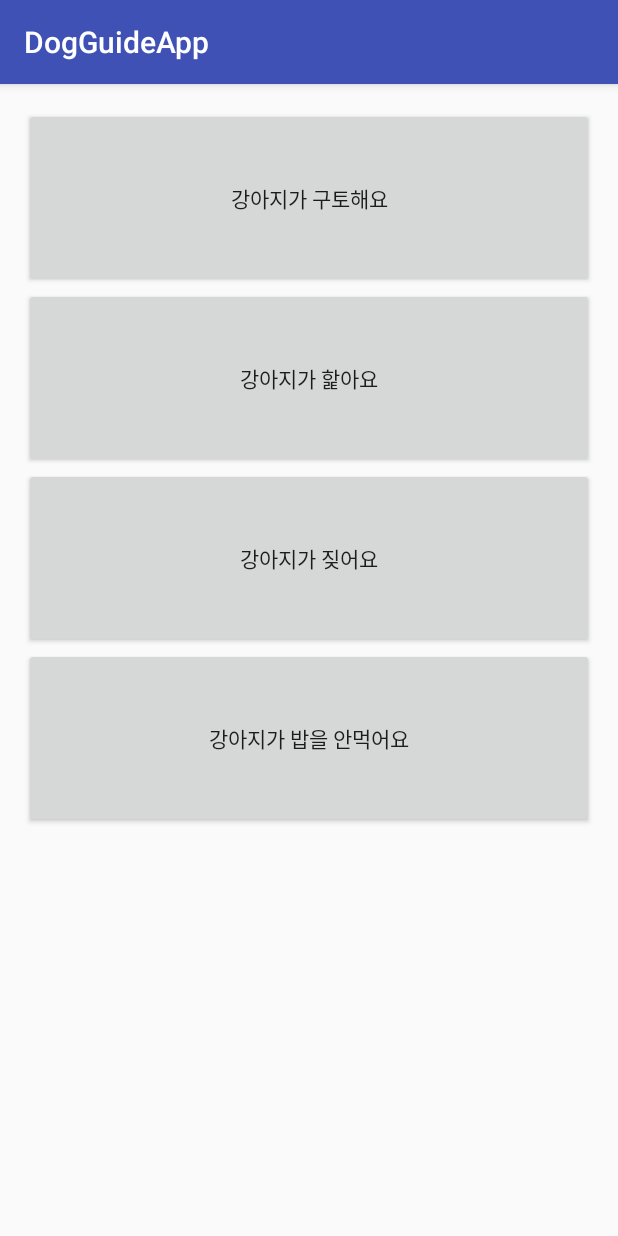
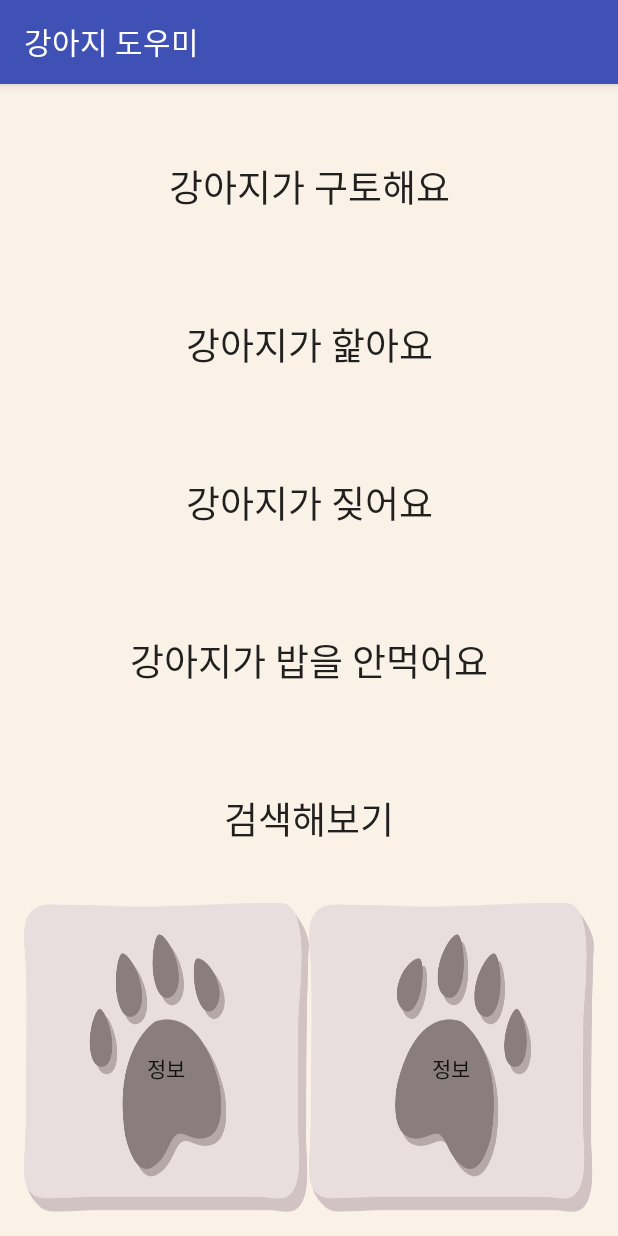
Before and after one commit to YuHyeon-Kim/DogGuideApp, an Android app: the screen it shows after launch (MainActivity), on a phone screen of 412 x 824 dp. Run offline under Robolectric (Android 15) with nearby library versions, the light colour scheme and no system bars.

Commit message:
#7 Design Buttons and Background

```diff
--- a/app/src/main/res/layout/activity_main.xml
+++ b/app/src/main/res/layout/activity_main.xml
@@ -1,5 +1,5 @@
 <?xml version="1.0" encoding="utf-8"?>
-<RelativeLayout xmlns:android="http://schemas.android.com/apk/res/android"
+<LinearLayout xmlns:android="http://schemas.android.com/apk/res/android"
     xmlns:tools="http://schemas.android.com/tools"
     android:layout_width="match_parent"
     android:layout_height="match_parent"
@@ -7,37 +7,95 @@
     android:paddingLeft="@dimen/activity_horizontal_margin"
     android:paddingRight="@dimen/activity_horizontal_margin"
     android:paddingTop="@dimen/activity_vertical_margin"
-    tools:context="kr.hs.dbgus3577e_mirim.dogguideapp.MainActivity">
+    tools:context="kr.hs.dbgus3577e_mirim.dogguideapp.MainActivity"
+    android:orientation="vertical"
+    android:background="@color/color_1"
+    >
 
+    <LinearLayout
+        android:layout_width="match_parent"
+        android:layout_height="match_parent"
+        android:layout_weight="1"
+        android:orientation="vertical"
+        >
 
         <Button
+            android:text="@string/but_1"
             android:layout_width="match_parent"
-        android:layout_height="120dp"
+            android:layout_height="match_parent"
+            android:layout_weight="1"
             android:id="@+id/but_1"
-        android:text="@string/but_1"
+            android:textSize="11pt"
+            android:background="@color/color_1"
+            />
+        <Button
+            android:id="@+id/but_2"
+            android:layout_width="match_parent"
+            android:layout_height="match_parent"
+            android:layout_weight="1"
+            android:layout_below="@+id/but_1"
+            android:text="@string/but_2"
+            android:textSize="11pt"
+            android:background="@color/color_1"
             />
 
         <Button
+            android:id="@+id/but_3"
             android:layout_width="match_parent"
-        android:layout_height="120dp"
-        android:layout_below="@+id/but_1"
-        android:id="@+id/but_2"
-        android:text="@string/but_2"
+            android:layout_height="match_parent"
+            android:layout_weight="1"
+            android:gravity="center"
+            android:layout_below="@+id/but_2"
+            android:text="@string/but_3"
+            android:textSize="11pt"
+            android:background="@color/color_1"
             />
 
         <Button
+            android:id="@+id/but_4"
             android:layout_width="match_parent"
-        android:layout_height="120dp"
-        android:layout_below="@+id/but_2"
-        android:id="@+id/but_3"
-        android:text="@string/but_3"
+            android:layout_height="match_parent"
+            android:layout_weight="1"
+            android:layout_below="@+id/but_3"
+            android:text="@string/but_4"
+            android:textSize="11pt"
+            android:background="@color/color_1"
+            />
+        <Button
+            android:text="@string/but_5"
+            android:layout_width="match_parent"
+            android:layout_height="match_parent"
+            android:layout_weight="1"
+            android:layout_below="@+id/but_4"
+            android:id="@+id/but_5"
+            android:textSize="11pt"
+            android:background="@color/color_1"
+            />
+        >
+    </LinearLayout>
+    <LinearLayout
+        android:layout_width="match_parent"
+        android:layout_height="match_parent"
+        android:layout_weight="2.5"
+        android:orientation="horizontal">
+
+        <Button
+            android:id="@+id/mini_but_1"
+            android:layout_width="match_parent"
+            android:layout_height="match_parent"
+            android:layout_weight="1"
+            android:text="@string/mini_but_1"
+            android:background="@drawable/but_image1"
+            />
+        <Button
+            android:id="@+id/mini_but_2"
+            android:layout_width="match_parent"
+            android:layout_height="match_parent"
+            android:layout_weight="1"
+            android:text="@string/mini_but_2"
+            android:background="@drawable/but_image2"
             />
 
-    <Button
-        android:layout_width="match_parent"
-        android:layout_height="120dp"
-        android:layout_below="@+id/but_3"
-        android:id="@+id/but_4"
-        android:text="@string/but_4"
-        />
-</RelativeLayout>
+    </LinearLayout>
+
+</LinearLayout>
--- a/app/src/main/res/values/colors.xml
+++ b/app/src/main/res/values/colors.xml
@@ -3,4 +3,8 @@
     <color name="colorPrimary">#3F51B5</color>
     <color name="colorPrimaryDark">#303F9F</color>
     <color name="colorAccent">#FF4081</color>
+    <color name="color_1">#faf1e7</color>
+    <color name="color_2">#eee2d6</color>
+    <color name="color_3">#6e6e6e</color>
+    <color name="white">#ffffff</color>
 </resources>
--- a/app/src/main/res/values/strings.xml
+++ b/app/src/main/res/values/strings.xml
@@ -1,7 +1,11 @@
 <resources>
-    <string name="app_name">DogGuideApp</string>
+    <string name="app_name">강아지 도우미</string>
     <string name="but_1">강아지가 구토해요</string>
     <string name="but_2">강아지가 핥아요</string>
     <string name="but_3">강아지가 짖어요</string>
     <string name="but_4">강아지가 밥을 안먹어요</string>
+    <string name="but_5">검색해보기</string>
+    <string name="text_1">우리집 강아지\n</string>
+    <string name="mini_but_1">\n정보</string>
+    <string name="mini_but_2">\n정보</string>
 </resources>
```
Also changed, not shown: app/src/main/res/drawable/but_image1.png (added), app/src/main/res/drawable/but_image2.png (added). Lines whose indentation alone changed are shown as unchanged.
